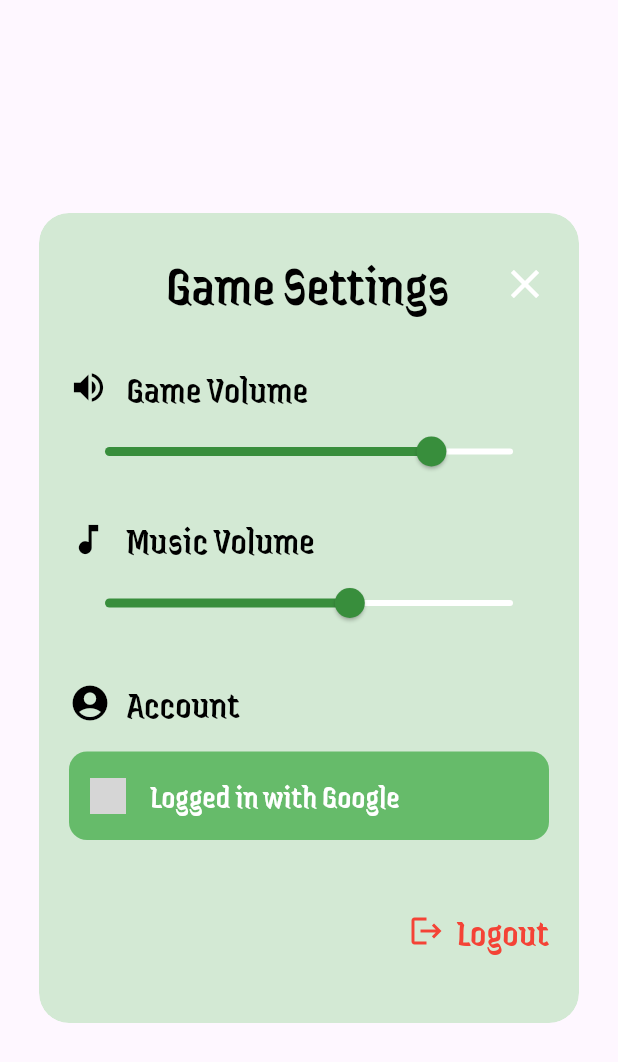
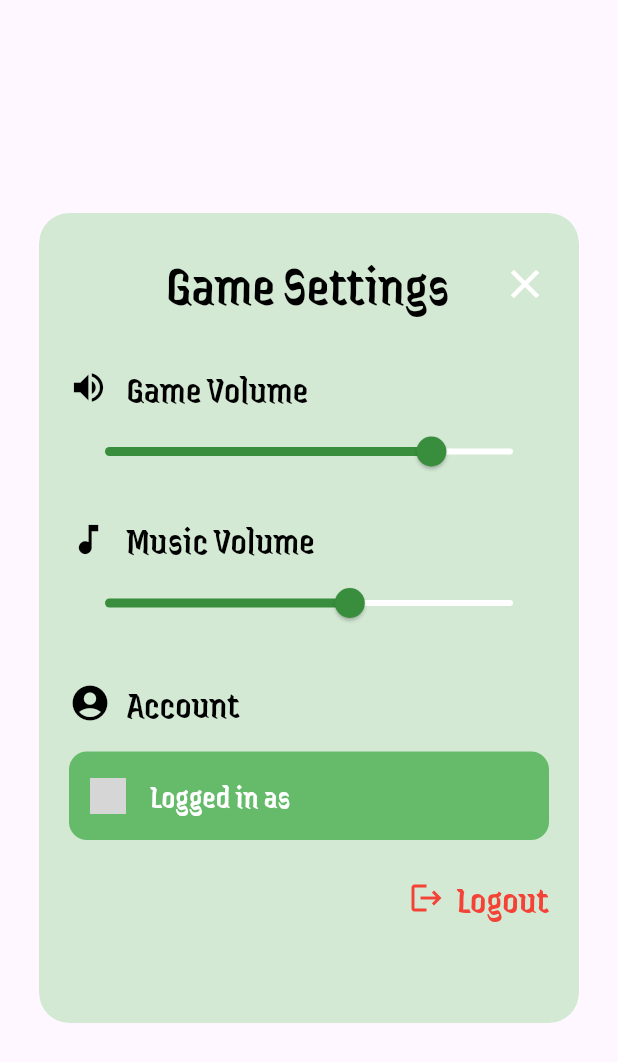
Before and after one commit to EsankiThambawita/MadBall, a Flutter app: the SettingsPopup widget shown alone on an empty page, opened directly, on a phone screen of 412 x 824 dp. Shown: the top 1062 px of the screen. Run offline on Flutter 3.47's test engine with Material 3 defaults, Android fonts, the light colour scheme and no system bars; our stand-ins replace cloud_firestore, firebase_auth, firebase_core, google_sign_in; accounts and stored records are empty; grey boxes are pictures that could not be loaded.

Commit message:
Integrated flutter with firebase
Added google Login in the settings page.
Created firestore database table named user.
The email is automatically added as a field when user logs in through google.

Note - make sure to use a real device when developing now that firebase is integrated.

```diff
--- a/lib/settings.dart
+++ b/lib/settings.dart
@@ -1,5 +1,9 @@
 import 'dart:ui';
 import 'package:flutter/material.dart';
+import 'package:firebase_auth/firebase_auth.dart';
+import 'package:google_sign_in/google_sign_in.dart';
+import 'user_model.dart';
+import 'firebase_service.dart';
 
 class SettingsPopup extends StatefulWidget {
   @override
@@ -10,8 +14,54 @@
   double gameVolume = 0.8;
   double musicVolume = 0.6;
 
+  final FirebaseService _firebaseService = FirebaseService();
+  final FirebaseAuth _auth = FirebaseAuth.instance;
+  final GoogleSignIn _googleSignIn = GoogleSignIn();
+
+  Future<void> _signInWithGoogle() async {
+    try {
+      final GoogleSignInAccount? googleUser = await _googleSignIn.signIn();
+      if (googleUser == null) return; // Canceled
+
+      final GoogleSignInAuthentication googleAuth =
+          await googleUser.authentication;
+
+      final AuthCredential credential = GoogleAuthProvider.credential(
+        accessToken: googleAuth.accessToken,
+        idToken: googleAuth.idToken,
+      );
+
+      final UserCredential userCredential =
+          await _auth.signInWithCredential(credential);
+
+      final user = userCredential.user;
+      if (user != null) {
+        // Save user email to Firestore with default values
+        final userProgress = UserProgress(
+          email: user.email ?? '',
+          grassland: '',
+          space: '',
+          desert: '',
+        );
+        await _firebaseService.saveUserProgress(userProgress);
+      }
+
+      setState(() {});
+    } catch (e) {
+      print('Google Sign-In error: $e');
+    }
+  }
+
+  Future<void> _signOut() async {
+    await _googleSignIn.signOut();
+    await _auth.signOut();
+    setState(() {});
+  }
+
   @override
   Widget build(BuildContext context) {
+    final User? user = FirebaseAuth.instance.currentUser;
+
     return Center(
       child: ClipRRect(
         borderRadius: BorderRadius.circular(20),
@@ -60,7 +110,7 @@
                     (val) {
                   setState(() => gameVolume = val);
                 }),
-                const SizedBox(height:16),
+                const SizedBox(height: 16),
                 _buildSliderRow(Icons.music_note, 'Music Volume', musicVolume,
                     (val) {
                   setState(() => musicVolume = val);
@@ -81,9 +131,14 @@
                   ],
                 ),
                 const SizedBox(height: 14),
-                Container(
-                  padding:
-                      const EdgeInsets.symmetric(horizontal: 14, vertical: 14),
+
+                /// Sign-in / Account Info section
+                user == null
+                    ? GestureDetector(
+                        onTap: _signInWithGoogle,
+                        child: Container(
+                          padding: const EdgeInsets.symmetric(
+                              horizontal: 14, vertical: 14),
                           decoration: BoxDecoration(
                             color: Colors.green.shade400,
                             borderRadius: BorderRadius.circular(12),
@@ -98,7 +153,7 @@
                               const SizedBox(width: 16),
                               Expanded(
                                 child: Text(
-                          'Logged in with Google',
+                                  'Sign in with Google',
                                   style: TextStyle(
                                     color: Colors.white,
                                     fontFamily: 'Jaini',
@@ -109,11 +164,41 @@
                             ],
                           ),
                         ),
-                const SizedBox(height: 42),
+                      )
+                    : Column(
+                        crossAxisAlignment: CrossAxisAlignment.start,
+                        children: [
+                          Container(
+                            padding: const EdgeInsets.symmetric(
+                                horizontal: 14, vertical: 14),
+                            decoration: BoxDecoration(
+                              color: Colors.green.shade400,
+                              borderRadius: BorderRadius.circular(12),
+                            ),
+                            child: Row(
+                              children: [
+                                Image.asset(
+                                  'assets/images/google_logo.png',
+                                  width: 24,
+                                  height: 24,
+                                ),
+                                const SizedBox(width: 16),
+                                Expanded(
+                                  child: Text(
+                                    'Logged in as ${user.displayName ?? "User"}',
+                                    style: TextStyle(
+                                      color: Colors.white,
+                                      fontFamily: 'Jaini',
+                                      fontSize: 22,
+                                    ),
+                                  ),
+                                ),
+                              ],
+                            ),
+                          ),
+                          const SizedBox(height: 20),
                           GestureDetector(
-                  onTap: () {
-                    // Add your logout logic here
-                  },
+                            onTap: _signOut,
                             child: Row(
                               mainAxisAlignment: MainAxisAlignment.end,
                               children: [
@@ -129,6 +214,8 @@
                                 ),
                               ],
                             ),
+                          ),
+                        ],
                       ),
               ],
             ),
--- /dev/null
+++ b/lib/user_model.dart
@@ -0,0 +1,31 @@
+class UserProgress {
+  final String email;
+  final String grassland;
+  final String space;
+  final String desert;
+
+  UserProgress({
+    required this.email,
+    required this.grassland,
+    required this.space,
+    required this.desert,
+  });
+
+  factory UserProgress.fromMap(Map<String, dynamic> data) {
+    return UserProgress(
+      email: data['email'] ?? '',
+      grassland: data['grassland'] ?? '',
+      space: data['space'] ?? '',
+      desert: data['desert'] ?? '',
+    );
+  }
+
+  Map<String, dynamic> toMap() {
+    return {
+      'email': email,
+      'grassland': grassland,
+      'space': space,
+      'desert': desert,
+    };
+  }
+}
--- a/pubspec.yaml
+++ b/pubspec.yaml
@@ -1,4 +1,4 @@
-name: my_madball_part
+name: madball
 description: "A new Flutter project."
 publish_to: 'none' # Remove this line if you wish to publish to pub.dev
 
@@ -11,6 +11,10 @@
   flutter:
     sdk: flutter
   cupertino_icons: ^1.0.8
+  firebase_core: ^3.13.0
+  firebase_auth: ^5.5.3
+  google_sign_in: ^6.3.0
+  cloud_firestore: ^5.6.7
 
 dev_dependencies:
   flutter_test:
```
Also changed, not shown: lib/firebase_service.dart (added, +19 -0 lines), lib/main.dart (+6 -1 lines), pubspec.lock, 260 other files. Lines whose indentation alone changed are shown as unchanged.
